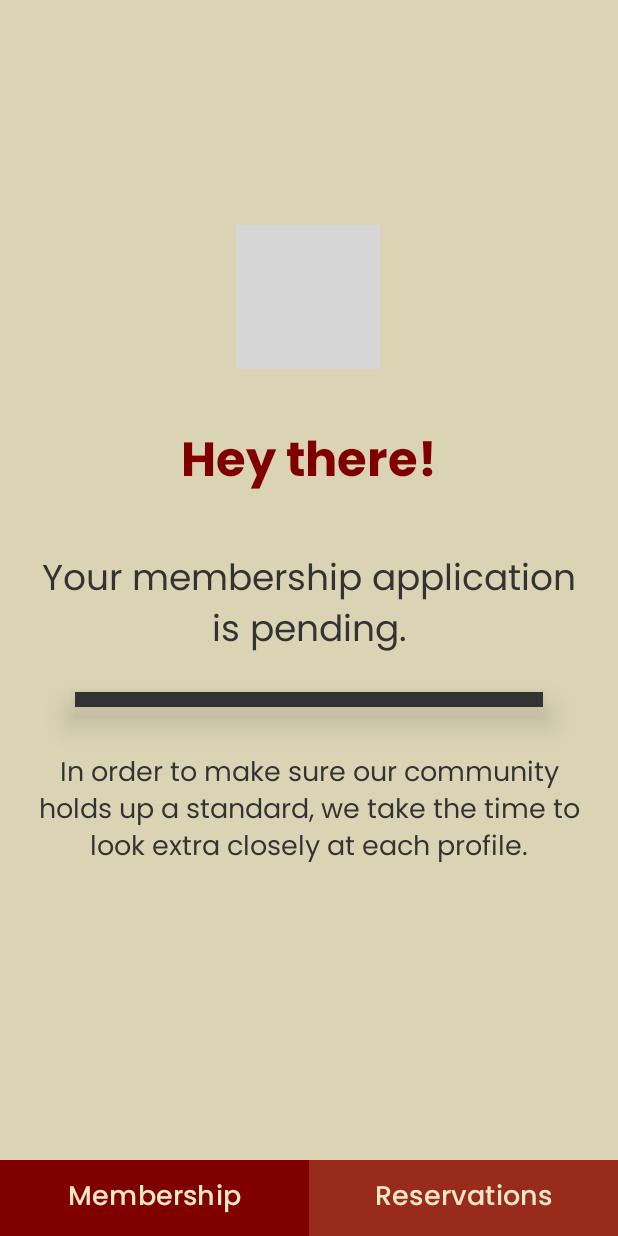
After one commit to MrRyushi/Courtly, an Android app: the MembershipPending screen opened directly, with no data from a screen before it, on a phone screen of 412 x 824 dp. The commit adds this screen. Run offline under Robolectric (Android 15) with nearby library versions, the phone set to English and light mode, and no system bars; grey boxes are pictures that could not be loaded.

Commit message:
Finished: Membership Pending application screen: membership_pending.xml
TODO: membership_application.xml, membership_success.xml

```diff
--- /dev/null
+++ b/app/src/main/java/com/example/mobdevemco/MembershipPending.java
@@ -0,0 +1,24 @@
+package com.example.mobdevemco;
+
+import android.os.Bundle;
+
+import androidx.activity.EdgeToEdge;
+import androidx.appcompat.app.AppCompatActivity;
+import androidx.core.graphics.Insets;
+import androidx.core.view.ViewCompat;
+import androidx.core.view.WindowInsetsCompat;
+
+public class MembershipPending extends AppCompatActivity {
+
+    @Override
+    protected void onCreate(Bundle savedInstanceState) {
+        super.onCreate(savedInstanceState);
+        EdgeToEdge.enable(this);
+        setContentView(R.layout.membership_pending);
+        ViewCompat.setOnApplyWindowInsetsListener(findViewById(R.id.main), (v, insets) -> {
+            Insets systemBars = insets.getInsets(WindowInsetsCompat.Type.systemBars());
+            v.setPadding(systemBars.left, systemBars.top, systemBars.right, systemBars.bottom);
+            return insets;
+        });
+    }
+}
--- /dev/null
+++ b/app/src/main/res/drawable/rectangle_membership.xml
@@ -0,0 +1,10 @@
+<?xml version="1.0" encoding="utf-8"?>
+<shape xmlns:android="http://schemas.android.com/apk/res/android"
+    android:shape="rectangle">
+    <corners
+        android:topLeftRadius="0dp"
+        android:topRightRadius="0dp"
+        android:bottomLeftRadius="0dp"
+        android:bottomRightRadius="0dp" />
+    <solid android:color="#800000"/>
+</shape>
--- /dev/null
+++ b/app/src/main/res/drawable/rectangle_reservations.xml
@@ -0,0 +1,10 @@
+<?xml version="1.0" encoding="utf-8"?>
+<shape xmlns:android="http://schemas.android.com/apk/res/android"
+    android:shape="rectangle">
+    <corners
+        android:topLeftRadius="0dp"
+        android:topRightRadius="0dp"
+        android:bottomLeftRadius="0dp"
+        android:bottomRightRadius="0dp" />
+    <solid android:color="#982B1C"/>
+</shape>
--- a/app/src/main/res/layout/bottom_sheet_register.xml
+++ b/app/src/main/res/layout/bottom_sheet_register.xml
@@ -8,7 +8,7 @@
     android:layout_marginStart="30dp"
     android:layout_marginTop="40dp"
     android:layout_marginEnd="30dp"
-    android:background="@drawable/rounded_top_corners">
+    android:background="@drawable/rectangle_membership">
 
     <androidx.constraintlayout.widget.ConstraintLayout
         android:layout_width="match_parent"
--- /dev/null
+++ b/app/src/main/res/layout/membership_pending.xml
@@ -0,0 +1,144 @@
+<?xml version="1.0" encoding="utf-8"?>
+<androidx.constraintlayout.widget.ConstraintLayout xmlns:android="http://schemas.android.com/apk/res/android"
+    xmlns:app="http://schemas.android.com/apk/res-auto"
+    xmlns:tools="http://schemas.android.com/tools"
+    android:id="@+id/main"
+    android:layout_width="match_parent"
+    android:layout_height="match_parent"
+    android:background="#DAD4B5"
+    tools:context=".MembershipPending">
+
+    <TextView
+        android:id="@+id/heyTxt"
+        android:layout_width="wrap_content"
+        android:layout_height="wrap_content"
+        android:layout_marginTop="35dp"
+        android:fontFamily="@font/poppins_bold"
+        android:text="Hey there!"
+        android:textColor="#800000"
+        android:textSize="32sp"
+        app:layout_constraintEnd_toEndOf="parent"
+        app:layout_constraintStart_toStartOf="parent"
+        app:layout_constraintTop_toBottomOf="@+id/clockImg" />
+
+    <ImageView
+        android:id="@+id/clockImg"
+        android:layout_width="wrap_content"
+        android:layout_height="wrap_content"
+        android:layout_marginTop="150dp"
+        app:layout_constraintEnd_toEndOf="parent"
+        app:layout_constraintHorizontal_bias="0.498"
+        app:layout_constraintStart_toStartOf="parent"
+        app:layout_constraintTop_toTopOf="parent"
+        app:srcCompat="@drawable/clock" />
+
+    <TextView
+        android:id="@+id/pendingTxt"
+        android:layout_width="0dp"
+        android:layout_height="wrap_content"
+        android:layout_marginStart="20dp"
+        android:layout_marginTop="30dp"
+        android:layout_marginEnd="20dp"
+        android:fontFamily="@font/poppings_regular"
+        android:text="Your membership application is pending."
+        android:textAlignment="center"
+        android:textColor="#333333"
+        android:textSize="24sp"
+        app:layout_constraintEnd_toEndOf="parent"
+        app:layout_constraintHorizontal_bias="0.0"
+        app:layout_constraintStart_toStartOf="parent"
+        app:layout_constraintTop_toBottomOf="@+id/heyTxt" />
+
+    <View
+        android:id="@+id/divider"
+        android:layout_width="0dp"
+        android:layout_height="10sp"
+        android:layout_marginStart="50dp"
+        android:layout_marginTop="20dp"
+        android:layout_marginEnd="50dp"
+        android:background="#333333"
+        android:elevation="12sp"
+        app:layout_constraintEnd_toEndOf="parent"
+        app:layout_constraintStart_toStartOf="parent"
+        app:layout_constraintTop_toBottomOf="@+id/pendingTxt" />
+
+    <FrameLayout
+        android:layout_width="0dp"
+        android:layout_height="wrap_content"
+        android:layout_marginStart="20dp"
+        android:layout_marginTop="30dp"
+        android:layout_marginEnd="20dp"
+        app:layout_constraintEnd_toEndOf="parent"
+        app:layout_constraintHorizontal_bias="0.0"
+        app:layout_constraintStart_toStartOf="parent"
+        app:layout_constraintTop_toBottomOf="@+id/divider">
+
+        <TextView
+            android:id="@+id/textView3"
+            android:layout_width="wrap_content"
+            android:layout_height="wrap_content"
+            android:fontFamily="@font/poppings_regular"
+            android:text="In order to make sure our community holds up a standard, we take the time to look extra closely at each profile."
+            android:textAlignment="center"
+            android:textColor="#333333"
+            android:textSize="18sp" />
+    </FrameLayout>
+
+    <androidx.constraintlayout.widget.ConstraintLayout
+        android:id="@+id/linearLayout"
+        android:layout_width="0dp"
+        android:layout_height="wrap_content"
+        app:layout_constraintBottom_toBottomOf="parent"
+        app:layout_constraintEnd_toEndOf="parent"
+        app:layout_constraintHorizontal_bias="0.521"
+        app:layout_constraintStart_toStartOf="parent">
+
+        <FrameLayout
+            android:id="@+id/membershipFrame"
+            android:layout_width="0dp"
+            android:layout_height="wrap_content"
+            android:background="@drawable/rectangle_membership"
+            app:layout_constraintBottom_toBottomOf="parent"
+            app:layout_constraintEnd_toStartOf="@+id/reservationsFrame"
+            app:layout_constraintStart_toStartOf="parent">
+
+
+            <Button
+                android:id="@+id/membershipBtn"
+                android:layout_width="wrap_content"
+                android:layout_height="wrap_content"
+                android:layout_gravity="center"
+                android:backgroundTint="#800000"
+                android:fontFamily="@font/poppins_medium"
+                android:text="Membership"
+                android:textAlignment="center"
+                android:textColor="#F2E8C6"
+                android:textSize="18sp" />
+
+        </FrameLayout>
+
+        <FrameLayout
+            android:id="@+id/reservationsFrame"
+            android:layout_width="0dp"
+            android:layout_height="wrap_content"
+            android:background="@drawable/rectangle_reservations"
+            app:layout_constraintBottom_toBottomOf="parent"
+            app:layout_constraintEnd_toEndOf="parent"
+            app:layout_constraintStart_toEndOf="@+id/membershipFrame">
+
+            <Button
+                android:id="@+id/reservationBtn"
+                android:layout_width="wrap_content"
+                android:layout_height="wrap_content"
+                android:layout_gravity="center"
+                android:backgroundTint="#982B1C"
+                android:fontFamily="@font/poppins_medium"
+                android:text="Reservations"
+                android:textAlignment="center"
+                android:textColor="#F2E8C6"
+                android:textSize="18sp" />
+        </FrameLayout>
+
+    </androidx.constraintlayout.widget.ConstraintLayout>
+
+</androidx.constraintlayout.widget.ConstraintLayout>
```
Also changed, not shown: app/src/main/AndroidManifest.xml (+9 -0 lines), app/src/main/java/com/example/mobdevemco/MembershipApplication.java (added, +24 -0 lines), app/src/main/java/com/example/mobdevemco/MembershipSuccess.java (added, +24 -0 lines), app/src/main/res/layout/membership_application.xml (added, +69 -0 lines), app/src/main/res/layout/membership_success.xml (added, +10 -0 lines).
